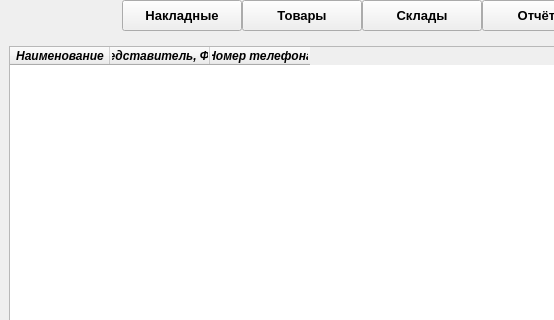
Old version of the form mainwindow.ui in the repository skripach2111/Kursovoy_Uchet; both pictures show x 0 to 554 and y 0 to 320 of the 1124 by 600 pixel window.
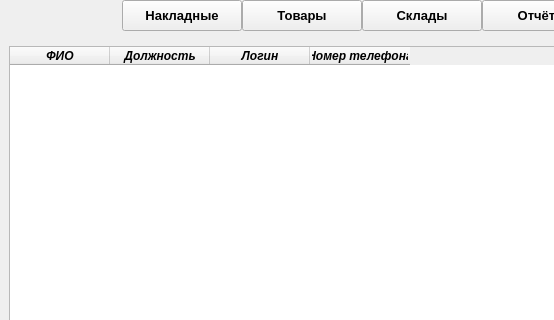
New version of the form. The open tabs and pages were chosen to show the change.

Commit message:
Нововведения в макет главного окна
+ Новая область для работы с пользователями в главном окне
+ Макет окна для добевления/редактирования пользователя

Diff of the .ui file:
```diff
--- a/mainwindow.ui
+++ b/mainwindow.ui
@@ -2160,6 +2160,125 @@
         </item>
        </layout>
       </widget>
+      <widget class="QWidget" name="page_Users">
+       <layout class="QGridLayout" name="gridLayout_24">
+        <item row="1" column="0">
+         <spacer name="horizontalSpacer_30">
+          <property name="orientation">
+           <enum>Qt::Horizontal</enum>
+          </property>
+          <property name="sizeHint" stdset="0">
+           <size>
+            <width>418</width>
+            <height>20</height>
+           </size>
+          </property>
+         </spacer>
+        </item>
+        <item row="1" column="1">
+         <widget class="QPushButton" name="pushButton_SetUser">
+          <property name="minimumSize">
+           <size>
+            <width>0</width>
+            <height>31</height>
+           </size>
+          </property>
+          <property name="font">
+           <font>
+            <weight>75</weight>
+            <bold>true</bold>
+           </font>
+          </property>
+          <property name="text">
+           <string>Изменить</string>
+          </property>
+         </widget>
+        </item>
+        <item row="1" column="2">
+         <widget class="QPushButton" name="pushButton_AddUser">
+          <property name="minimumSize">
+           <size>
+            <width>0</width>
+            <height>31</height>
+           </size>
+          </property>
+          <property name="font">
+           <font>
+            <weight>75</weight>
+            <bold>true</bold>
+           </font>
+          </property>
+          <property name="text">
+           <string>Добавить</string>
+          </property>
+         </widget>
+        </item>
+        <item row="1" column="3">
+         <widget class="QPushButton" name="pushButton_RemoveUser">
+          <property name="minimumSize">
+           <size>
+            <width>0</width>
+            <height>31</height>
+           </size>
+          </property>
+          <property name="font">
+           <font>
+            <weight>75</weight>
+            <bold>true</bold>
+           </font>
+          </property>
+          <property name="text">
+           <string>Удалить</string>
+          </property>
+         </widget>
+        </item>
+        <item row="1" column="4">
+         <spacer name="horizontalSpacer_31">
+          <property name="orientation">
+           <enum>Qt::Horizontal</enum>
+          </property>
+          <property name="sizeHint" stdset="0">
+           <size>
+            <width>418</width>
+            <height>20</height>
+           </size>
+          </property>
+         </spacer>
+        </item>
+        <item row="0" column="0" colspan="5">
+         <widget class="QTableWidget" name="tableWidget_Users">
+          <property name="font">
+           <font>
+            <weight>75</weight>
+            <italic>true</italic>
+            <bold>true</bold>
+           </font>
+          </property>
+          <column>
+           <property name="text">
+            <string>ФИО</string>
+           </property>
+          </column>
+          <column>
+           <property name="text">
+            <string>Должность</string>
+           </property>
+          </column>
+          <column>
+           <property name="text">
+            <string>Логин</string>
+           </property>
+          </column>
+          <column>
+           <property name="text">
+            <string>Номер телефона</string>
+           </property>
+          </column>
+         </widget>
+        </item>
+       </layout>
+      </widget>
+      <widget class="QWidget" name="page_Reports"/>
      </widget>
     </item>
    </layout>
```
Left out of the diff: 2 changed lines with no effect on the pictures. The commit also changes 4 other files.
